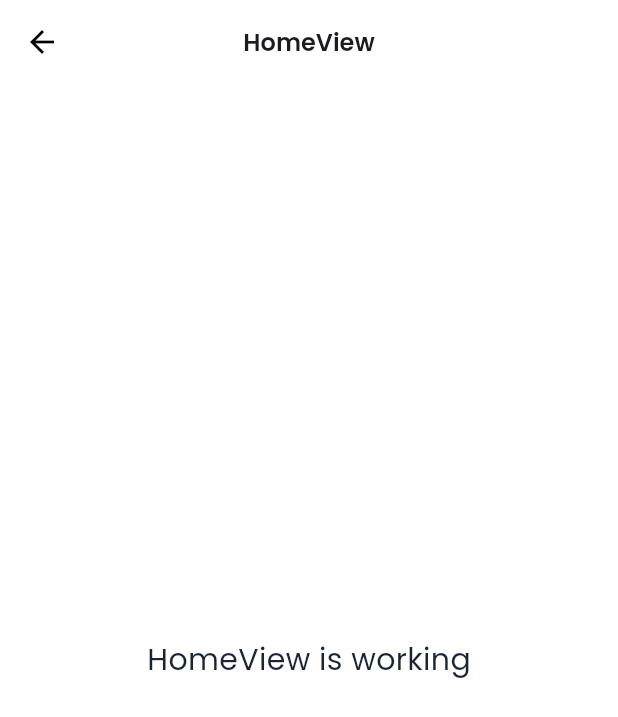
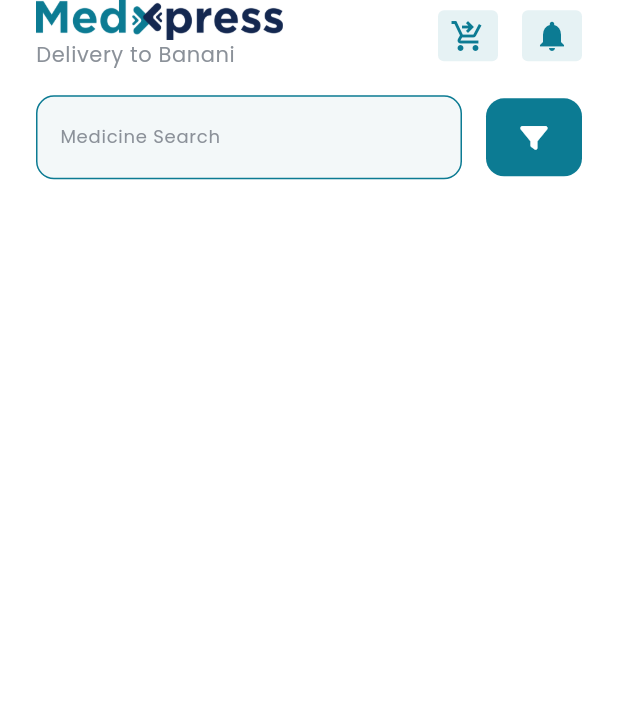
Before and after one commit to fhfaisal/MedXpress, a Flutter app: the HomeView screen opened by its route, on a phone screen of 412 x 824 dp. Shown: the top 717 px of the screen. Run offline on Flutter 3.47's test engine with Material 3 defaults, Android fonts, the phone set to English and light mode, and no system bars; our stand-ins replace flutter_svg, font_awesome_flutter, get, get_storage, iconsax, logger and 3 more; missing offline and left inert: dart:ffi; accounts and stored records are empty.

Commit message:
Home -Logo & Search

```diff
--- /dev/null
+++ b/lib/app/common/widgets/custom_button1.dart
@@ -0,0 +1,34 @@
+import 'package:flutter/material.dart';
+import 'package:get/get_rx/src/rx_typedefs/rx_typedefs.dart';
+import 'package:medxpress/app/utils/constants/sizes.dart';
+class CustomButton1 extends StatelessWidget {
+  const CustomButton1({
+    super.key,
+    required this.child,
+    this.height,
+    this.padding,
+    this.background,
+    this.borderRadius,
+    this.onTap,
+  });
+  final double? height;
+  final EdgeInsets? padding;
+  final Color? background;
+  final BorderRadius? borderRadius;
+  final Widget child;
+  final Callback? onTap;
+  @override
+  Widget build(BuildContext context) {
+    return GestureDetector(
+      onTap: onTap,
+      child: Container(
+        height: height?? AppSizes.buttonHeightMd,
+        padding: padding?? const EdgeInsets.symmetric(horizontal: AppSizes.paddingMd),
+        decoration: BoxDecoration(
+            color: background?? Theme.of(context).primaryColor.withOpacity(0.1),
+            borderRadius: borderRadius?? BorderRadius.circular(AppSizes.borderRadiusSm)),
+        child: Center(child: child),
+      ),
+    );
+  }
+}
--- /dev/null
+++ b/lib/app/modules/home/helper/header_section.dart
@@ -0,0 +1,41 @@
+import 'package:flutter/material.dart';
+import 'package:medxpress/app/common/widgets/custom_button1.dart';
+import 'package:medxpress/app/utils/constants/image_strings.dart';
+import 'package:medxpress/app/utils/constants/sizes.dart';
+import 'package:medxpress/app/utils/helpers/helper_function.dart';
+class HeaderSection extends StatelessWidget {
+  const HeaderSection({
+    super.key,
+  });
+
+  @override
+  Widget build(BuildContext context) {
+    return Row(
+      mainAxisAlignment: MainAxisAlignment.spaceBetween,
+      children: [
+        Expanded(
+            child: Column(
+              crossAxisAlignment: CrossAxisAlignment.start,
+              children: [
+                Image(
+                  image: const AssetImage(AppImageStrings.fullLogo),
+                  width: AppHelperFunction.screenWidth() / 2.5,
+                ),
+                Text(
+                  'Delivery to Banani',
+                  style: Theme.of(context).textTheme.bodySmall!.copyWith(fontWeight: FontWeight.w400, height: 1.5),
+                )
+              ],
+            )),
+        const Row(
+          mainAxisAlignment: MainAxisAlignment.end,
+          children: [
+            CustomButton1(child: Icon(Icons.shopping_cart_checkout)),
+            SizedBox(width: AppSizes.spaceBtwItems),
+            CustomButton1(child: Icon(Icons.notifications)),
+          ],
+        ),
+      ],
+    );
+  }
+}
--- /dev/null
+++ b/lib/app/modules/home/helper/search_and_filter.dart
@@ -0,0 +1,26 @@
+import 'package:flutter/material.dart';
+import 'package:font_awesome_flutter/font_awesome_flutter.dart';
+import 'package:medxpress/app/utils/constants/sizes.dart';
+class SearchAndFilterSection extends StatelessWidget {
+  const SearchAndFilterSection({
+    super.key,
+  });
+
+  @override
+  Widget build(BuildContext context) {
+    return Row(
+      children: [
+        const Expanded(
+            child: SearchBar(
+              controller: null,
+              hintText: 'Medicine Search',
+            )),
+        const SizedBox(width: AppSizes.spaceBtwItems),
+        ElevatedButton(
+          onPressed: () {},
+          child: const Icon(FontAwesomeIcons.filter),
+        )
+      ],
+    );
+  }
+}
--- a/lib/app/modules/home/views/home_view.dart
+++ b/lib/app/modules/home/views/home_view.dart
@@ -1,24 +1,31 @@
+import 'package:flutter/cupertino.dart';
 import 'package:flutter/material.dart';
+import 'package:flutter/widgets.dart';
+import 'package:font_awesome_flutter/font_awesome_flutter.dart';
 
 import 'package:get/get.dart';
+import 'package:medxpress/app/modules/home/helper/header_section.dart';
+import 'package:medxpress/app/modules/home/helper/search_and_filter.dart';
+import 'package:medxpress/app/utils/constants/colors.dart';
+import 'package:medxpress/app/utils/constants/sizes.dart';
 
 import '../controllers/home_controller.dart';
 
 class HomeView extends GetView<HomeController> {
-  const HomeView({Key? key}) : super(key: key);
+  const HomeView({super.key});
+
   @override
   Widget build(BuildContext context) {
     return Scaffold(
-      appBar: AppBar(
-        title: const Text('HomeView'),
-        centerTitle: true,
+        body: Padding(
+        padding: const EdgeInsets.symmetric(horizontal: AppSizes.defaultSpace),
+        child: ListView(
+          children: const [
+            HeaderSection(),
+            SizedBox(height: AppSizes.spaceBtwItems),
+            SearchAndFilterSection(),
+          ],
       ),
-      body: const Center(
-        child: Text(
-          'HomeView is working',
-          style: TextStyle(fontSize: 20),
-        ),
-      ),
-    );
+    ));
   }
 }
--- a/lib/app/modules/otpResponse/views/otp_response_view.dart
+++ b/lib/app/modules/otpResponse/views/otp_response_view.dart
@@ -75,7 +75,7 @@ class OtpResponseView extends GetView<OtpResponseController> {
         const SizedBox(height: AppSizes.spaceBtwSections),
         Padding(
           padding: const EdgeInsets.symmetric(horizontal: AppSizes.defaultSpace),
-          child: ElevatedButton(onPressed: () => null, child: const Text('Continue')),
+          child: ElevatedButton(onPressed: () => controller.navigateToHome(), child: const Text('Continue')),
         )
       ],
     ));
--- a/lib/app/utils/constants/colors.dart
+++ b/lib/app/utils/constants/colors.dart
@@ -26,6 +26,8 @@ class AppColors {
   static const Color light = Color(0xFFF6F6F6);
   static const Color dark = Color(0xFF272727);
   static const Color primaryBackground = Color(0xFFF3F5FF);
+  ///Search background
+  static const Color searchBg= Color(0xfff3f8f9);
 
   /// Background Container Colors
   static const Color lightContainer = Color(0xFFF6F6F6);
--- /dev/null
+++ b/lib/app/utils/theme/customTheme/search_bar_theme.dart
@@ -0,0 +1,26 @@
+import 'package:flutter/material.dart';
+import 'package:medxpress/app/utils/constants/colors.dart';
+import 'package:medxpress/app/utils/constants/sizes.dart';
+
+class AppSearchBarTheme {
+  AppSearchBarTheme._();
+
+  static final lightSearchBar = SearchBarThemeData(
+    elevation: MaterialStateProperty.all(0),
+      shape: MaterialStateProperty.all(
+          RoundedRectangleBorder(
+              borderRadius: BorderRadius.circular(
+                  AppSizes.inputFieldRadius),
+            side: BorderSide(color: AppColors.primary5)
+          )),
+    backgroundColor: MaterialStateProperty.all(AppColors.searchBg),
+    textStyle: MaterialStateProperty.all(const TextStyle().copyWith(fontSize: 12.0, fontWeight: FontWeight.w500, color: AppColors.secondary)),
+    hintStyle: MaterialStateProperty.all(const TextStyle().copyWith(fontSize: 12.0, fontWeight: FontWeight.w400, color: AppColors.tertiaryText)),
+    side: MaterialStateProperty.all(BorderSide(color: AppColors.primary,))
+  );
+
+// AppBar Theme
+
+  static final darkSearchBar = SearchBarThemeData(
+      shape: MaterialStateProperty.all(RoundedRectangleBorder(borderRadius: BorderRadius.circular(AppSizes.inputFieldRadius))));
+} // AppBar Theme
--- a/lib/app/utils/theme/theme.dart
+++ b/lib/app/utils/theme/theme.dart
@@ -1,11 +1,13 @@
 import 'package:flutter/material.dart';
 import 'package:medxpress/app/utils/constants/colors.dart';
+import 'package:medxpress/app/utils/constants/sizes.dart';
 import 'package:medxpress/app/utils/theme/customTheme/appbar_theme.dart';
 import 'package:medxpress/app/utils/theme/customTheme/bottom_sheet_theme.dart';
 import 'package:medxpress/app/utils/theme/customTheme/checkbox_theme.dart';
 import 'package:medxpress/app/utils/theme/customTheme/chip_theme.dart';
 import 'package:medxpress/app/utils/theme/customTheme/input_decoration_theme.dart';
 import 'package:medxpress/app/utils/theme/customTheme/outlined_button_theme.dart';
+import 'package:medxpress/app/utils/theme/customTheme/search_bar_theme.dart';
 
 import 'customTheme/elevated_button_theme.dart';
 import 'customTheme/text_theme.dart';
@@ -29,6 +31,13 @@ class AppTheme {
       checkboxTheme: AppCheckboxTheme.lightCheckboxTheme,
       chipTheme: AppChipTheme.lightChipTheme,
       inputDecorationTheme: AppTextFormFieldTheme.lightInputDecorationTheme,
+      searchBarTheme: AppSearchBarTheme.lightSearchBar,
+      colorScheme: const ColorScheme.light(
+        primary: AppColors.primary,
+        brightness: Brightness.light,
+        onPrimary: AppColors.primary,
+      ),
+      iconTheme: const IconThemeData(color: AppColors.primary)
   );
 
   ///Dark Theme
```
Lines whose indentation alone changed are shown as unchanged.
